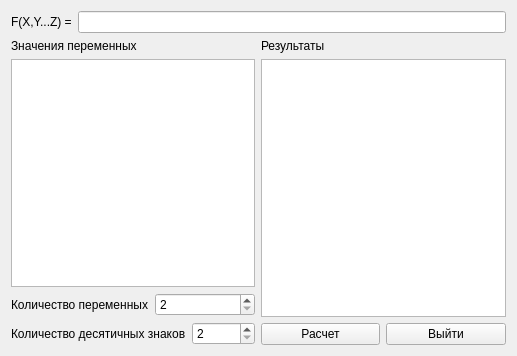
Old version of the form formpartialderivatives.ui in the repository igorternyuk/TeScientificCalculator.
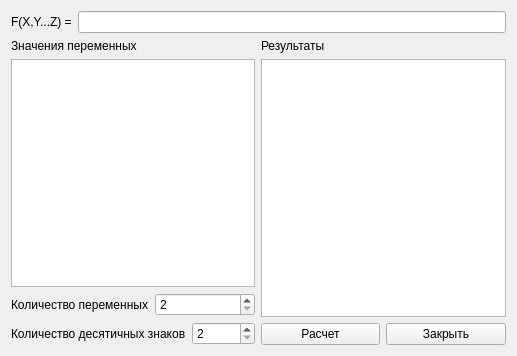
New version of the form.

Diff of the .ui file:
```diff
--- a/formpartialderivatives.ui
+++ b/formpartialderivatives.ui
@@ -100,7 +100,7 @@
      <item row="1" column="1">
       <widget class="QPushButton" name="pushButtonClose">
        <property name="text">
-        <string>Выйти</string>
+        <string>Закрыть</string>
        </property>
       </widget>
      </item>
```
